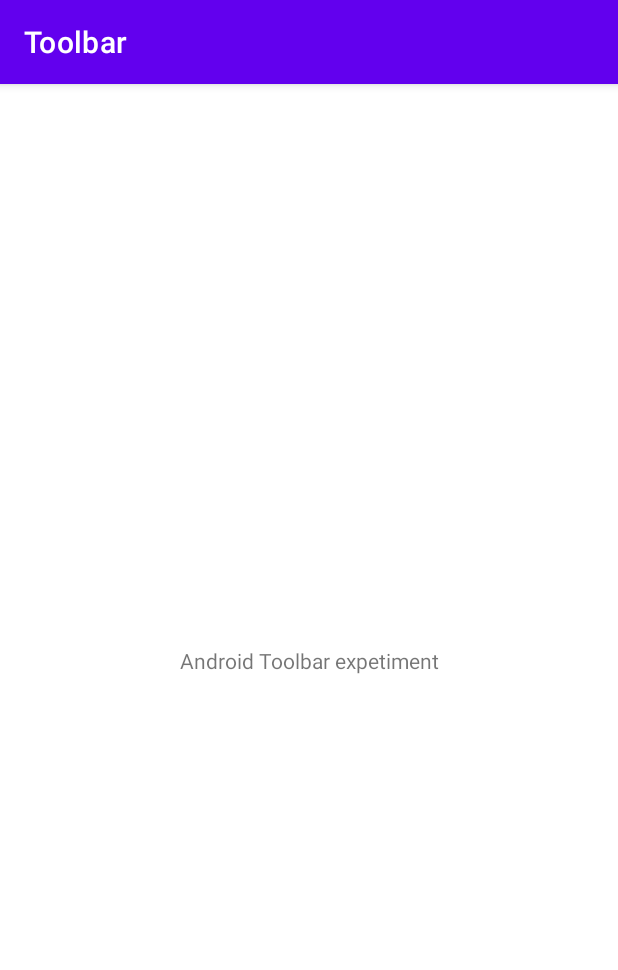
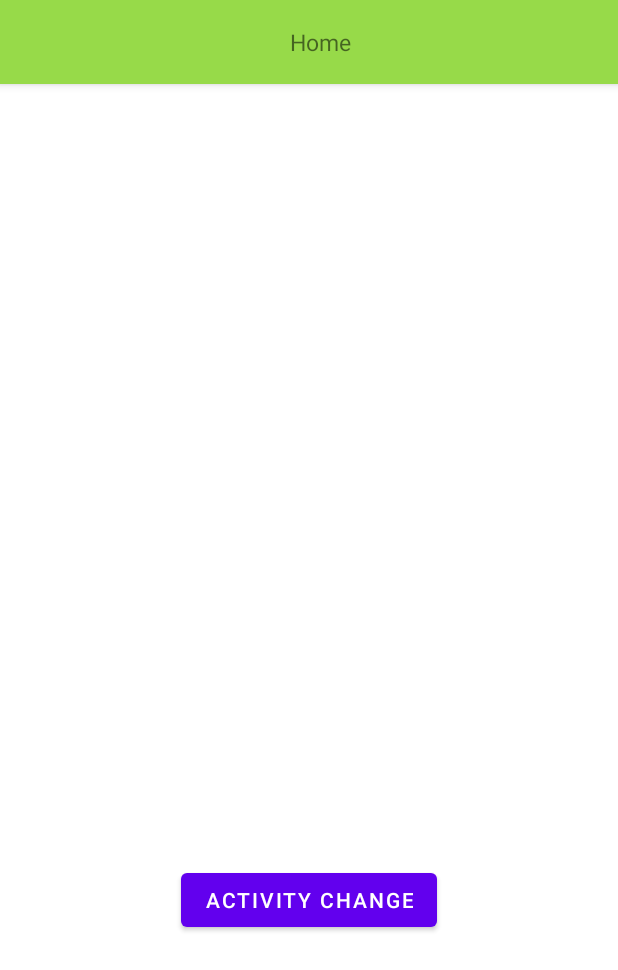
Before and after one commit to khalid063/Toolbar, an Android app: the screen it shows after launch (MainActivity), on a phone screen of 412 x 824 dp. Shown: the top 970 px of the screen. Run offline under Robolectric (Android 15) with nearby library versions, the phone set to English and light mode, and no system bars.

Commit message:
second commit

```diff
--- a/app/src/main/AndroidManifest.xml
+++ b/app/src/main/AndroidManifest.xml
@@ -9,6 +9,7 @@
         android:roundIcon="@mipmap/ic_launcher_round"
         android:supportsRtl="true"
         android:theme="@style/Theme.Toolbar">
+        <activity android:name=".MainActivity2"></activity>
         <activity android:name=".MainActivity">
             <intent-filter>
                 <action android:name="android.intent.action.MAIN" />
--- a/app/src/main/java/com/example/toolbar/MainActivity.java
+++ b/app/src/main/java/com/example/toolbar/MainActivity.java
@@ -2,7 +2,14 @@ package com.example.toolbar;
 
 import androidx.appcompat.app.AppCompatActivity;
 
+import android.content.Intent;
 import android.os.Bundle;
+import android.view.View;
+import android.widget.Button;
+import android.widget.TextView;
+import android.widget.Toast;
+
+import androidx.appcompat.widget.Toolbar;
 
 public class MainActivity extends AppCompatActivity {
 
@@ -10,5 +17,22 @@ public class MainActivity extends AppCompatActivity {
     protected void onCreate(Bundle savedInstanceState) {
         super.onCreate(savedInstanceState);
         setContentView(R.layout.activity_main);
+
+        Toolbar toolbar = findViewById(R.id.toolbar_id);
+        setSupportActionBar(toolbar);
+
+        TextView textView = findViewById(R.id.tv_toolbar_headline);
+        textView.setText("Home");
+
+        Button button = findViewById(R.id.but_activity_change);
+        button.setOnClickListener(new View.OnClickListener() {
+            public void onClick(View v) {
+                // Code here executes on main thread after user presses button
+                Toast.makeText(MainActivity.this, "Tost", Toast.LENGTH_SHORT).show();
+                Intent i = new Intent(MainActivity.this, MainActivity2.class);
+                startActivity(i);
+            }
+        });
+
     }
 }
--- /dev/null
+++ b/app/src/main/java/com/example/toolbar/MainActivity2.java
@@ -0,0 +1,24 @@
+package com.example.toolbar;
+
+import androidx.appcompat.app.AppCompatActivity;
+
+import android.os.Bundle;
+import android.widget.TextView;
+
+import androidx.appcompat.widget.Toolbar;
+
+public class MainActivity2 extends AppCompatActivity {
+
+    @Override
+    protected void onCreate(Bundle savedInstanceState) {
+        super.onCreate(savedInstanceState);
+        setContentView(R.layout.activity_main2);
+
+//        Toolbar toolbar = findViewById(R.id.toolbar_id);
+//        setSupportActionBar(toolbar);
+        TextView textView = findViewById(R.id.tv_toolbar_headline);
+        textView.setText("Page Two");
+        //getSupportActionBar().setDisplayShowTitleEnabled(false);
+
+    }
+}
--- a/app/src/main/res/layout/activity_main.xml
+++ b/app/src/main/res/layout/activity_main.xml
@@ -1,18 +1,36 @@
 <?xml version="1.0" encoding="utf-8"?>
-<androidx.constraintlayout.widget.ConstraintLayout xmlns:android="http://schemas.android.com/apk/res/android"
+<RelativeLayout xmlns:android="http://schemas.android.com/apk/res/android"
     xmlns:app="http://schemas.android.com/apk/res-auto"
     xmlns:tools="http://schemas.android.com/tools"
     android:layout_width="match_parent"
     android:layout_height="match_parent"
+    android:orientation="vertical"
     tools:context=".MainActivity">
 
-    <TextView
+    <com.google.android.material.appbar.AppBarLayout
+        android:layout_width="match_parent"
+        android:layout_height="wrap_content">
+        <androidx.appcompat.widget.Toolbar
+            android:id="@+id/topToolbar"
+            android:layout_width="match_parent"
+            android:layout_height="wrap_content"
+            android:background="#CA1D1D"
+            app:contentInsetEnd="0dp"
+            app:contentInsetStart="0dp">
+            <include
+                android:id="@+id/toolbar_id"
+                layout="@layout/toolbar"/>
+        </androidx.appcompat.widget.Toolbar>
+    </com.google.android.material.appbar.AppBarLayout>
+
+    <Button
+        android:id="@+id/but_activity_change"
+        android:layout_centerHorizontal="true"
+        android:layout_alignParentBottom="true"
+        android:layout_marginBottom="300px"
         android:layout_width="wrap_content"
         android:layout_height="wrap_content"
-        android:text="Android Toolbar expetiment"
-        app:layout_constraintBottom_toBottomOf="parent"
-        app:layout_constraintLeft_toLeftOf="parent"
-        app:layout_constraintRight_toRightOf="parent"
-        app:layout_constraintTop_toTopOf="parent" />
+        android:text="Activity Change"/>
 
-</androidx.constraintlayout.widget.ConstraintLayout>
+
+</RelativeLayout>
--- /dev/null
+++ b/app/src/main/res/layout/activity_main2.xml
@@ -0,0 +1,10 @@
+<?xml version="1.0" encoding="utf-8"?>
+<androidx.constraintlayout.widget.ConstraintLayout xmlns:android="http://schemas.android.com/apk/res/android"
+    xmlns:app="http://schemas.android.com/apk/res-auto"
+    xmlns:tools="http://schemas.android.com/tools"
+    android:layout_width="match_parent"
+    android:layout_height="match_parent"
+    tools:context=".MainActivity2">
+    <include layout="@layout/toolbar"/>
+
+</androidx.constraintlayout.widget.ConstraintLayout>
--- /dev/null
+++ b/app/src/main/res/layout/toolbar.xml
@@ -0,0 +1,19 @@
+<?xml version="1.0" encoding="utf-8"?>
+<androidx.appcompat.widget.Toolbar xmlns:android="http://schemas.android.com/apk/res/android"
+    android:layout_width="match_parent"
+    android:layout_height="wrap_content"
+    android:background="#97DA49"
+    android:elevation="5dp">
+    <RelativeLayout
+        android:layout_width="match_parent"
+        android:layout_height="wrap_content">
+        <TextView
+            android:id="@+id/tv_toolbar_headline"
+            android:layout_centerInParent="true"
+            android:layout_width="wrap_content"
+            android:layout_height="wrap_content"
+            android:text="App Name"
+            android:textSize="15sp"/>
+    </RelativeLayout>
+
+</androidx.appcompat.widget.Toolbar>
--- a/app/src/main/res/values/themes.xml
+++ b/app/src/main/res/values/themes.xml
@@ -1,6 +1,6 @@
 <resources xmlns:tools="http://schemas.android.com/tools">
     <!-- Base application theme. -->
-    <style name="Theme.Toolbar" parent="Theme.MaterialComponents.DayNight.DarkActionBar">
+    <style name="Theme.Toolbar" parent="Theme.MaterialComponents.DayNight.NoActionBar">
         <!-- Primary brand color. -->
         <item name="colorPrimary">@color/purple_500</item>
         <item name="colorPrimaryVariant">@color/purple_700</item>
```
